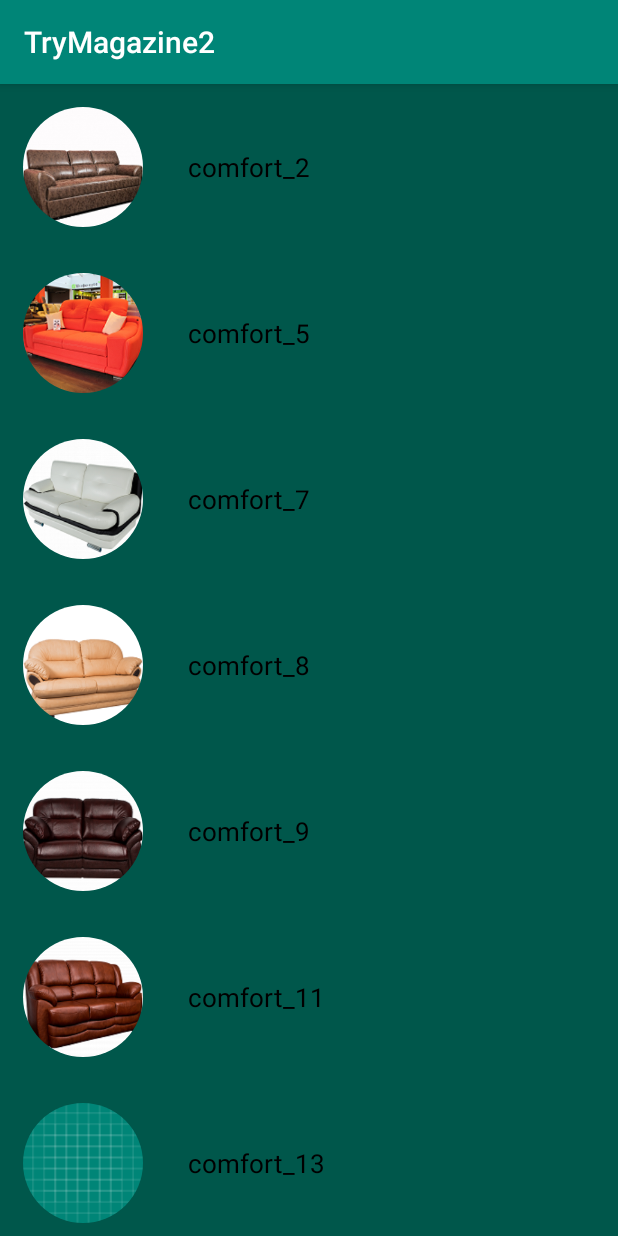
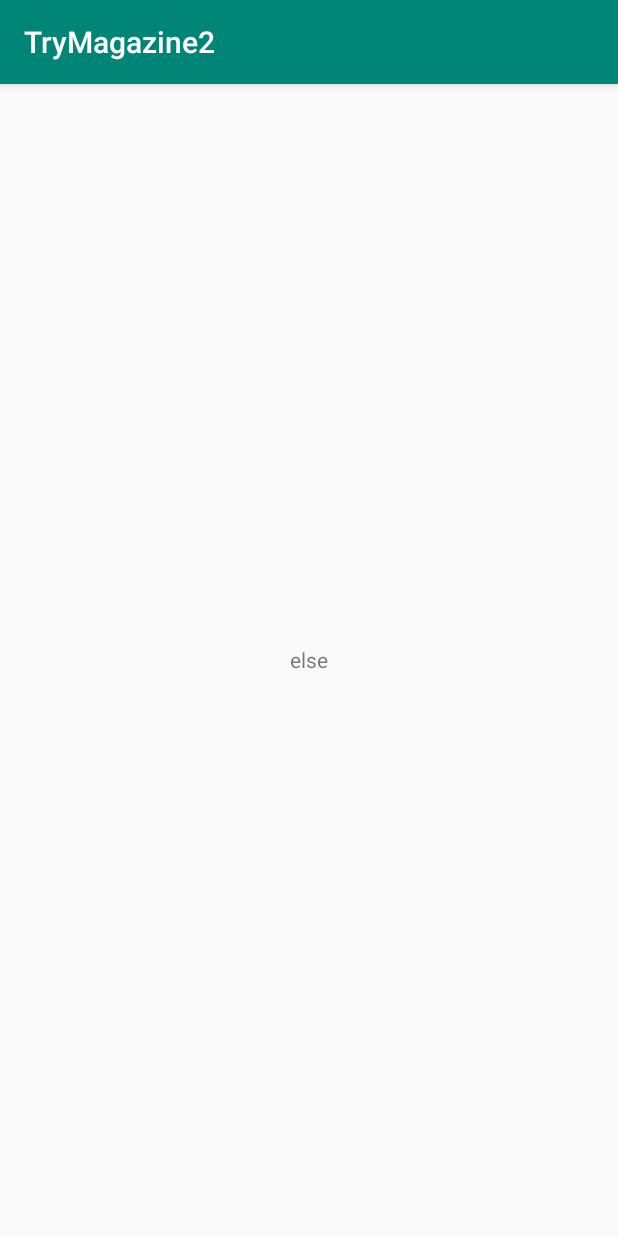
Before and after one commit to AndymillDev/main-repo, an Android app: the screen it shows after launch (MainActivity before the commit, ItemCardActivity after it), after a tap on "comfort_2", on a phone screen of 412 x 824 dp. Run offline under Robolectric (Android 15) with nearby library versions, the phone set to English and light mode, and no system bars; our stand-ins replace CircleImageView; pictures from the network do not load.

Commit message:
Magazine version 2 release with images in app, add starting second Activity with sending data

```diff
--- a/app/src/main/AndroidManifest.xml
+++ b/app/src/main/AndroidManifest.xml
@@ -18,6 +18,7 @@
                 <category android:name="android.intent.category.LAUNCHER" />
             </intent-filter>
         </activity>
+        <activity android:name=".ItemCardActivity"/>
     </application>
 
 </manifest>
--- /dev/null
+++ b/app/src/main/java/com/example/trymagazine2/ItemCardActivity.java
@@ -0,0 +1,19 @@
+package com.example.trymagazine2;
+
+import android.content.Intent;
+import android.os.Bundle;
+import android.support.annotation.Nullable;
+import android.support.v7.app.AppCompatActivity;
+import android.widget.TextView;
+
+public class ItemCardActivity extends AppCompatActivity {
+
+    protected void onCreate(@Nullable Bundle savedInstanceState) {
+        super.onCreate(savedInstanceState);
+        setContentView(R.layout.item_card_layout);
+
+        TextView tv = findViewById(R.id.textView);
+        String text = getIntent().getStringExtra("something");
+        tv.setText(text);
+    }
+}
--- a/app/src/main/java/com/example/trymagazine2/MainActivity.java
+++ b/app/src/main/java/com/example/trymagazine2/MainActivity.java
@@ -1,6 +1,7 @@
 package com.example.trymagazine2;
 
 import android.content.Context;
+import android.content.Intent;
 import android.graphics.drawable.Drawable;
 import android.support.v7.app.AppCompatActivity;
 import android.os.Bundle;
@@ -100,4 +101,8 @@ public class MainActivity extends AppCompatActivity {
         recyclerView.setAdapter(adapter);
         recyclerView.setLayoutManager(new LinearLayoutManager(this));
     }
+
+
+
+
 }
--- a/app/src/main/java/com/example/trymagazine2/RecyclerViewAdapter.java
+++ b/app/src/main/java/com/example/trymagazine2/RecyclerViewAdapter.java
@@ -1,6 +1,7 @@
 package com.example.trymagazine2;
 
 import android.content.Context;
+import android.content.Intent;
 import android.graphics.drawable.Drawable;
 import android.support.annotation.NonNull;
 import android.support.v7.widget.RecyclerView;
@@ -55,7 +56,9 @@ public class RecyclerViewAdapter extends RecyclerView.Adapter<RecyclerViewAdapte
             @Override
             public void onClick(View v) {
                 Log.d(TAG, "onClick: clicked on: " + mImageNames.get(position));
-
+                Intent in = new Intent(mContext, ItemCardActivity.class);
+                in.putExtra("something", "else");
+                mContext.startActivity(in);
                 Toast.makeText(mContext, mImageNames.get(position), Toast.LENGTH_LONG).show();
             }
         });
--- /dev/null
+++ b/app/src/main/res/layout/item_card_layout.xml
@@ -0,0 +1,16 @@
+<?xml version="1.0" encoding="utf-8"?>
+<RelativeLayout xmlns:android="http://schemas.android.com/apk/res/android"
+    xmlns:tools="http://schemas.android.com/tools"
+    android:layout_width="match_parent"
+    android:layout_height="match_parent"
+    tools:context="com.example.trymagazine2.ItemCardActivity">
+
+    <TextView
+        android:layout_width="wrap_content"
+        android:layout_height="wrap_content"
+        android:text="Это вторая Activity"
+        android:id="@+id/textView"
+        android:layout_gravity="center_horizontal"
+        android:layout_centerVertical="true"
+        android:layout_centerHorizontal="true" />
+</RelativeLayout>
```
